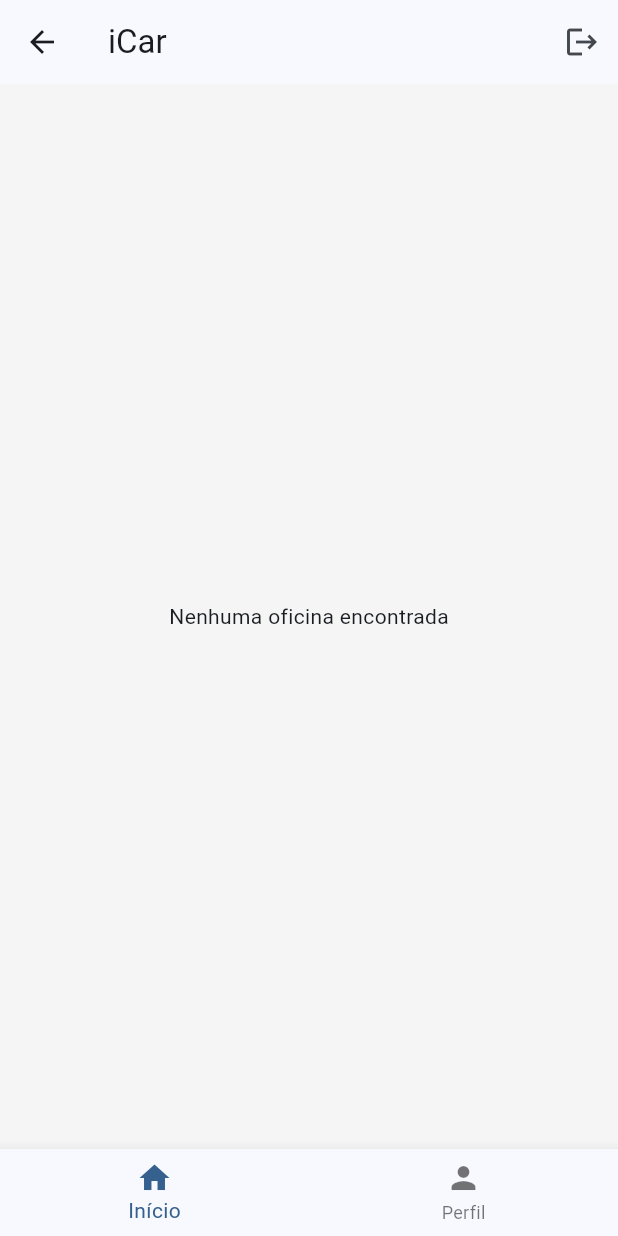
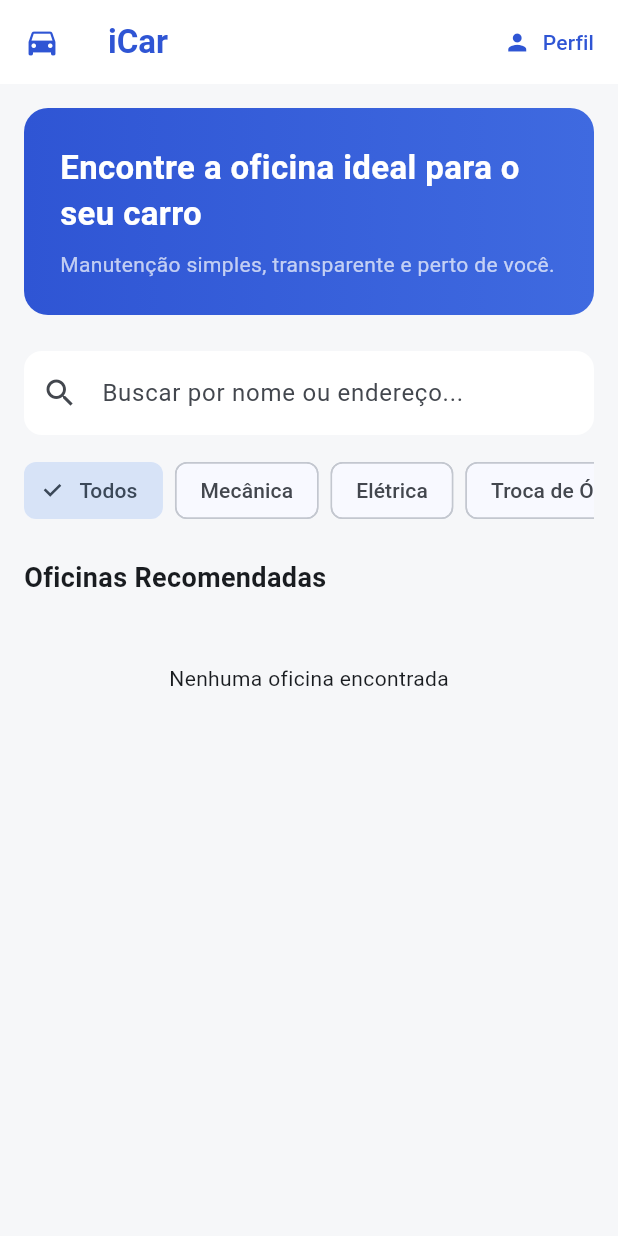
Before and after one commit to astionguitar/iCar, a Flutter app: the HomeScreen screen opened directly, on a phone screen of 412 x 824 dp. Run offline on Flutter 3.47's test engine with Material 3 defaults, Android fonts, the phone set to English and light mode, and no system bars; our stand-ins replace font_awesome_flutter, supabase_flutter; accounts and stored records are empty.

Commit message:
feat: modo visitante real com home pública e login sob demanda
feat: modo visitante real com home pública e login sob demanda

feat: modo visitante real com home pública e login sob demanda

                                                                                                                               feat: modo visitante real com home pública e login sob demanda

feat: modo visitante real com home pública e login sob demanda

                                                                                                                               #

```diff
--- a/lib/main.dart
+++ b/lib/main.dart
@@ -31,7 +31,7 @@ class MyApp extends StatelessWidget {
         colorSchemeSeed: Colors.blue,
         useMaterial3: true,
       ),
-      home: const AuthGate(),
+      home: const HomeScreen(),
     );
   }
 }
--- a/lib/screens/home/home_screen.dart
+++ b/lib/screens/home/home_screen.dart
@@ -1,9 +1,9 @@
 import 'package:flutter/material.dart';
 import 'package:icar/models/workshop.dart';
+import 'package:icar/services/workshop_service.dart';
 import 'package:icar/screens/workshops/workshop_detail_screen.dart';
-import 'package:icar/screens/workshops/workshops_by_category_screen.dart';
-import 'package:icar/services/supabase_service.dart';
-import 'package:icar/services/workshop_service.dart';
+import 'package:icar/screens/auth/login_screen.dart';
+import 'package:supabase_flutter/supabase_flutter.dart';
 
 class HomeScreen extends StatefulWidget {
   const HomeScreen({super.key});
@@ -13,83 +13,136 @@ class HomeScreen extends StatefulWidget {
 }
 
 class _HomeScreenState extends State<HomeScreen> {
-  int _currentIndex = 0;
+  final WorkshopService _service = WorkshopService();
+
+  List<Workshop> _workshops = [];
+  bool _loading = true;
+  String _selectedCategory = 'Todos';
+
+  @override
+  void initState() {
+    super.initState();
+    _loadWorkshops();
+  }
+
+  Future<void> _loadWorkshops() async {
+    final data = await _service.getActiveWorkshops();
+    setState(() {
+      _workshops = data;
+      _loading = false;
+    });
+  }
+
+  Future<void> _search(String value) async {
+    final result = await _service.search(value);
+    setState(() => _workshops = result);
+  }
+
+  bool get _isLogged =>
+      Supabase.instance.client.auth.currentSession != null;
+
+  void _goLogin() {
+    Navigator.push(
+      context,
+      MaterialPageRoute(builder: (_) => const LoginScreen()),
+    );
+  }
 
   @override
   Widget build(BuildContext context) {
     return Scaffold(
-      backgroundColor: const Color(0xFFF5F5F5),
+      backgroundColor: const Color(0xFFF6F7F9),
+      appBar: _appBar(),
+      body: _body(),
+    );
+  }
 
-      // 🔹 APP BAR
-      appBar: AppBar(
-        title: const Text('iCar'),
-        actions: [
-          IconButton(
-            icon: const Icon(Icons.logout),
-            tooltip: 'Sair',
-            onPressed: () async {
-              await SupabaseService().signOut();
-            },
+  PreferredSizeWidget _appBar() {
+    return AppBar(
+      backgroundColor: Colors.white,
+      elevation: 0,
+      leading: IconButton(
+        icon: const Icon(Icons.directions_car, color: Color(0xFF2F55D4)),
+        onPressed: () {
+          // ÍCONE iCar → HOME
+          _loadWorkshops();
+        },
+      ),
+      title: const Text(
+        'iCar',
+        style: TextStyle(
+          color: Color(0xFF2F55D4),
+          fontWeight: FontWeight.bold,
+        ),
+      ),
+      actions: [
+        TextButton.icon(
+          onPressed: _isLogged ? () {} : _goLogin,
+          icon: const Icon(Icons.person, color: Color(0xFF2F55D4)),
+          label: Text(
+            _isLogged ? 'Perfil' : 'Entrar',
+            style: const TextStyle(color: Color(0xFF2F55D4)),
           ),
-        ],
+        ),
+      ],
+    );
+  }
+
+  Widget _body() {
+    return ListView(
+      padding: const EdgeInsets.all(16),
+      children: [
+        _hero(),
+        const SizedBox(height: 24),
+        _searchBox(),
+        const SizedBox(height: 16),
+        _categories(),
+        const SizedBox(height: 24),
+        const Text(
+          'Oficinas Recomendadas',
+          style: TextStyle(fontSize: 18, fontWeight: FontWeight.bold),
+        ),
+        const SizedBox(height: 12),
+        _workshopList(),
+      ],
+    );
+  }
+
+  Widget _hero() {
+    return Container(
+      padding: const EdgeInsets.all(24),
+      decoration: BoxDecoration(
+        borderRadius: BorderRadius.circular(16),
+        gradient: const LinearGradient(
+          colors: [Color(0xFF2F55D4), Color(0xFF3F6AE0)],
+        ),
       ),
-
-      body: _currentIndex == 0 ? _homeContent() : _perfil(),
-
-      bottomNavigationBar: BottomNavigationBar(
-        currentIndex: _currentIndex,
-        onTap: (i) => setState(() => _currentIndex = i),
-        items: const [
-          BottomNavigationBarItem(
-            icon: Icon(Icons.home),
-            label: 'Início',
+      child: Column(
+        crossAxisAlignment: CrossAxisAlignment.start,
+        children: const [
+          Text(
+            'Encontre a oficina ideal para o seu carro',
+            style: TextStyle(
+              color: Colors.white,
+              fontSize: 22,
+              fontWeight: FontWeight.bold,
+            ),
           ),
-          BottomNavigationBarItem(
-            icon: Icon(Icons.person),
-            label: 'Perfil',
+          SizedBox(height: 8),
+          Text(
+            'Manutenção simples, transparente e perto de você.',
+            style: TextStyle(color: Colors.white70),
           ),
         ],
       ),
     );
   }
 
-  // ================= HOME =================
-
-  Widget _homeContent() {
-    return FutureBuilder<List<Workshop>>(
-      future: WorkshopService().getActiveWorkshops(),
-      builder: (context, snapshot) {
-        if (snapshot.connectionState == ConnectionState.waiting) {
-          return const Center(child: CircularProgressIndicator());
-        }
-
-        if (!snapshot.hasData || snapshot.data!.isEmpty) {
-          return const Center(child: Text('Nenhuma oficina encontrada'));
-        }
-
-        final workshops = snapshot.data!;
-
-        return ListView(
-          padding: const EdgeInsets.all(16),
-          children: [
-            _searchBox(),
-            const SizedBox(height: 16),
-            _categories(),
-            const SizedBox(height: 24),
-            _sectionTitle('Oficinas próximas'),
-            const SizedBox(height: 12),
-
-            ...workshops.map((w) => _workshopCard(w)),
-          ],
-        );
-      },
-    );
-  }
-
   Widget _searchBox() {
     return TextField(
+      onChanged: _search,
       decoration: InputDecoration(
-        hintText: 'Buscar serviços ou oficinas',
+        hintText: 'Buscar por nome ou endereço...',
         prefixIcon: const Icon(Icons.search),
         filled: true,
         fillColor: Colors.white,
@@ -102,123 +155,90 @@ class _HomeScreenState extends State<HomeScreen> {
   }
 
   Widget _categories() {
-    return Row(
-      mainAxisAlignment: MainAxisAlignment.spaceBetween,
-      children: [
-        _Category(
-          icon: Icons.build,
-          label: 'Mecânica',
-          onTap: () => _openCategory('mecanica'),
-        ),
-        _Category(
-          icon: Icons.bolt,
-          label: 'Elétrica',
-          onTap: () => _openCategory('eletrica'),
-        ),
-        _Category(
-          icon: Icons.tire_repair,
-          label: 'Pneus',
-          onTap: () => _openCategory('pneu'),
-        ),
-        _Category(
-          icon: Icons.local_shipping,
-          label: 'Guincho',
-          onTap: () => _openCategory('guincho'),
-        ),
-      ],
-    );
-  }
+    final categories = [
+      'Todos',
+      'Mecânica',
+      'Elétrica',
+      'Troca de Óleo',
+    ];
 
-  void _openCategory(String category) {
-    Navigator.push(
-      context,
-      MaterialPageRoute(
-        builder: (_) => WorkshopsByCategoryScreen(category: category),
+    return SizedBox(
+      height: 42,
+      child: ListView.separated(
+        scrollDirection: Axis.horizontal,
+        itemCount: categories.length,
+        separatorBuilder: (_, __) => const SizedBox(width: 8),
+        itemBuilder: (_, i) {
+          final cat = categories[i];
+          final selected = cat == _selectedCategory;
+
+          return ChoiceChip(
+            label: Text(cat),
+            selected: selected,
+            onSelected: (_) async {
+              setState(() => _selectedCategory = cat);
+
+              if (cat == 'Todos') {
+                _loadWorkshops();
+              } else {
+                final result = await _service.getByCategory(cat);
+                setState(() => _workshops = result);
+              }
+            },
+          );
+        },
       ),
     );
   }
 
-  Widget _sectionTitle(String title) {
-    return Text(
-      title,
-      style: const TextStyle(
-        fontSize: 18,
-        fontWeight: FontWeight.bold,
-      ),
+  Widget _workshopList() {
+    if (_loading) {
+      return const Padding(
+        padding: EdgeInsets.only(top: 32),
+        child: Center(child: CircularProgressIndicator()),
+      );
+    }
+
+    if (_workshops.isEmpty) {
+      return const Padding(
+        padding: EdgeInsets.only(top: 32),
+        child: Center(child: Text('Nenhuma oficina encontrada')),
+      );
+    }
+
+    return Column(
+      children: _workshops
+          .map((w) => _workshopCard(w))
+          .toList(),
     );
   }
 
-  Widget _workshopCard(Workshop w) {
+  Widget _workshopCard(Workshop workshop) {
     return Card(
       margin: const EdgeInsets.only(bottom: 12),
-      shape: RoundedRectangleBorder(borderRadius: BorderRadius.circular(12)),
+      shape: RoundedRectangleBorder(
+        borderRadius: BorderRadius.circular(12),
+      ),
       child: ListTile(
         leading: CircleAvatar(
-          backgroundColor: w.isPremium ? Colors.amber : Colors.blue,
+          backgroundColor:
+              workshop.isPremium ? Colors.orange : Colors.blue,
           child: const Icon(Icons.build, color: Colors.white),
         ),
-        title: Text(w.name),
-        subtitle: Text('${w.type} • ${w.neighborhood}'),
+        title: Text(workshop.name),
+        subtitle:
+            Text('${workshop.type} • ${workshop.neighborhood}'),
         trailing: const Icon(Icons.chevron_right),
         onTap: () {
           Navigator.push(
             context,
             MaterialPageRoute(
-              builder: (_) => WorkshopDetailScreen(
-                name: w.name,
-                category: w.type,
-                region: w.neighborhood,
-                phone: w.phone,
-                latitude: w.latitude,
-                longitude: w.longitude,
-              ),
+              builder: (_) =>
+                  WorkshopDetailScreen(workshop: workshop),
             ),
           );
         },
       ),
     );
   }
-
-  // ================= PERFIL =================
-
-  Widget _perfil() {
-    return const Center(
-      child: Text(
-        'Perfil (em breve)',
-        style: TextStyle(fontSize: 18),
-      ),
-    );
-  }
 }
-
-// ================= CATEGORY BUTTON =================
-
-class _Category extends StatelessWidget {
-  final IconData icon;
-  final String label;
-  final VoidCallback onTap;
-
-  const _Category({
-    required this.icon,
-    required this.label,
-    required this.onTap,
-  });
-
-  @override
-  Widget build(BuildContext context) {
-    return GestureDetector(
-      onTap: onTap,
-      child: Column(
-        children: [
-          CircleAvatar(
-            radius: 28,
-            backgroundColor: Colors.blue.shade100,
-            child: Icon(icon, color: Colors.blue),
-          ),
-          const SizedBox(height: 6),
-          Text(label, style: const TextStyle(fontSize: 12)),
-        ],
-      ),
-    );
-  }
-}
--- a/pubspec.yaml
+++ b/pubspec.yaml
@@ -34,6 +34,7 @@ dependencies:
   cupertino_icons: ^1.0.8
   supabase_flutter: ^2.10.3
   url_launcher: ^6.3.0
+  font_awesome_flutter: ^10.9.1
 
 
 dev_dependencies:
```
Also changed, not shown: lib/screens/workshops/workshop_detail_screen.dart (+47 -40 lines), lib/services/workshop_service.dart (+24 -0 lines), pubspec.lock, 9 other files.
